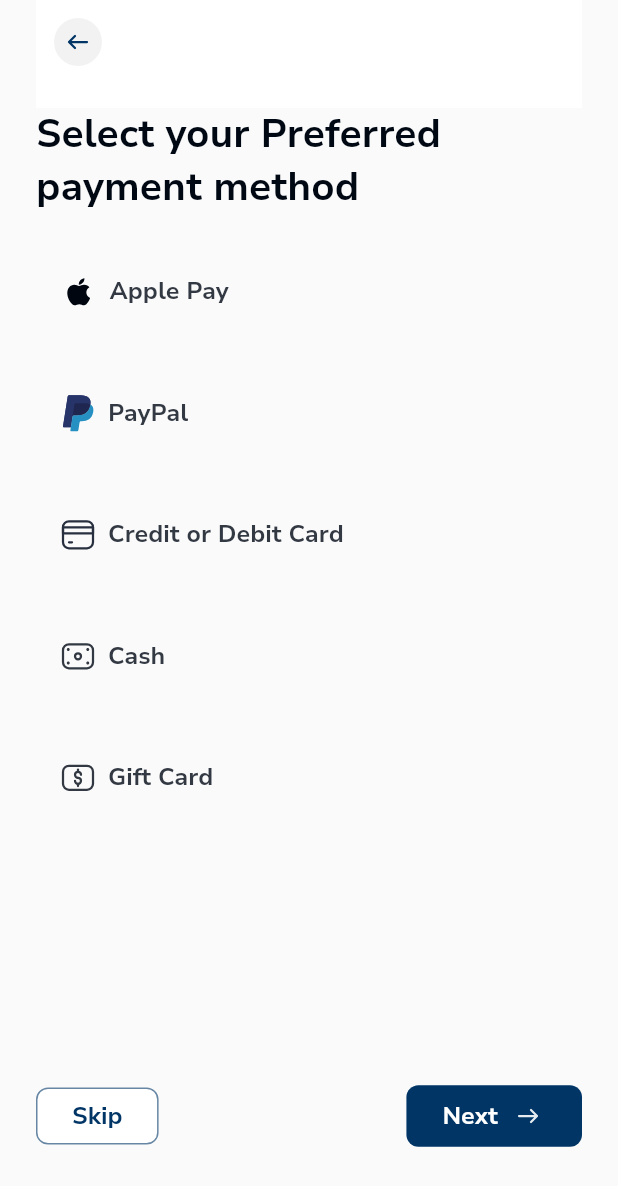
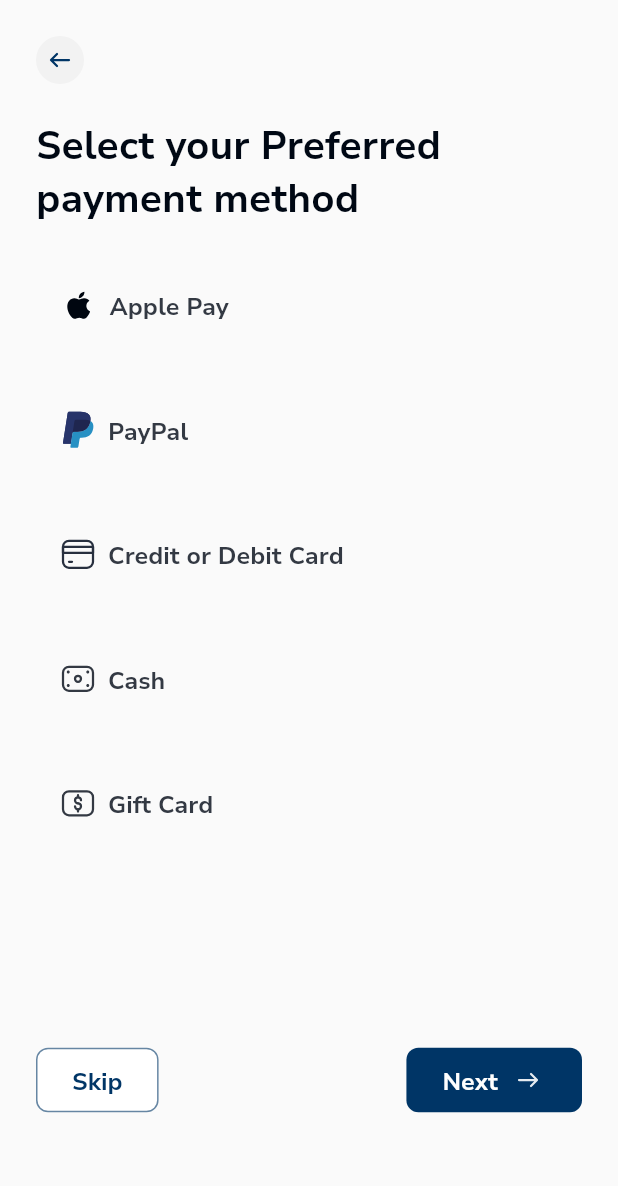
Before and after one commit to vasukushwah/rentz-app, a Flutter app: the SetPaymentScreen screen opened directly, on a phone screen of 412 x 824 dp. Shown: the top 1186 px of the screen. Run offline on Flutter 3.47's test engine with Material 2 defaults, Android fonts, the phone set to English and light mode, and no system bars; our stand-ins replace flutter_svg.

Commit message:
- setpayment screen changes

```diff
--- a/lib/common/widgets/custom_button_widget.dart
+++ b/lib/common/widgets/custom_button_widget.dart
@@ -1,5 +1,6 @@
 import 'package:flutter/material.dart';
 import 'package:flutter_svg/flutter_svg.dart';
+import 'package:rentz/constants/global_constants.dart';
 
 enum IconPosition {
   beforeText,
@@ -72,10 +73,10 @@ class CustomButtonWidget extends StatelessWidget {
               text!,
               style: textStyle ??
                   TextStyle(
-                    fontSize: 16,
-                    color: textColor ?? Colors.white,
-                    fontWeight: FontWeight.w700,
-                  ),
+                      fontSize: 16,
+                      color: textColor ?? Colors.white,
+                      fontWeight: FontWeight.w700,
+                      height: GlobalConstants.textHeight),
             ),
           if (text != null &&
               hasIcon() &&
@@ -103,6 +104,7 @@ class CustomButtonWidget extends StatelessWidget {
         svgIconPath!,
         width: iconSize,
         height: iconSize,
+        alignment: Alignment.center,
       );
     } else {
       return Container();
--- a/lib/constants/global_constants.dart
+++ b/lib/constants/global_constants.dart
@@ -5,6 +5,7 @@ class GlobalConstants {
   static const secondaryColor = Color.fromRGBO(0, 53, 102, 1);
   static const blackKnight600 = Color.fromRGBO(153, 156, 161, 1);
   static const blackKnight300 = Color.fromRGBO(242, 242, 242, 1);
+  static const blackKnight400 = Color.fromRGBO(230, 230, 232, 1);
   static const blackKnight200 = Color.fromRGBO(250, 250, 250, 1);
 
   static const blackKnight900 = Color.fromRGBO(0, 8, 20, 1);
@@ -13,6 +14,8 @@ class GlobalConstants {
 
   static const prussianBlue400 = Color.fromRGBO(102, 134, 163, 1);
 
+  static const textHeight = 23.8 / 14.0;
+
   //icons dir path
   static const iconsDirPath = "assets/images/icons";
 }
--- a/lib/feature/onboarding/screens/onboarding_screen.dart
+++ b/lib/feature/onboarding/screens/onboarding_screen.dart
@@ -43,7 +43,7 @@ class OnBoardingScreen extends StatelessWidget {
                           fontSize: 16,
                           fontWeight: FontWeight.w700,
                         ),
-                        padding: const EdgeInsets.symmetric(vertical: 8),
+                        padding: const EdgeInsets.symmetric(vertical: 12),
                         onTap: () {
                           // Navigator.pushReplacement(
                           //   context,
--- a/lib/feature/onboarding/widget/onboarding_widget2.dart
+++ b/lib/feature/onboarding/widget/onboarding_widget2.dart
@@ -83,6 +83,7 @@ class _OnBoardingWidget2State extends State<OnBoardingWidget2> {
                 style: TextStyle(
                   fontSize: 20,
                   fontWeight: FontWeight.w700,
+                  height: GlobalConstants.textHeight,
                 ),
               ),
               const SizedBox(
@@ -110,6 +111,7 @@ class _OnBoardingWidget2State extends State<OnBoardingWidget2> {
                 "I didn't receive a code (0:52)",
                 style: TextStyle(
                     fontSize: 16,
+                    height: GlobalConstants.textHeight,
                     fontWeight: FontWeight.w400,
                     color: GlobalConstants.blackKnight700),
               )
--- a/lib/feature/setPayment/screens/set_payment_screen.dart
+++ b/lib/feature/setPayment/screens/set_payment_screen.dart
@@ -2,7 +2,6 @@ import 'package:flutter/material.dart';
 import 'package:flutter_svg/svg.dart';
 import 'package:rentz/common/widgets/custom_button_widget.dart';
 import 'package:rentz/constants/global_constants.dart';
-import 'package:rentz/feature/onboarding/widget/back_next_buttons_row.dart';
 import 'package:rentz/feature/setPayment/widgets/skip_next_buttons_row.dart';
 
 class SetPaymentScreen extends StatelessWidget {
@@ -28,60 +27,53 @@ class SetPaymentScreen extends StatelessWidget {
       'svgIconPath': '${GlobalConstants.iconsDirPath}/finance-and-payment.svg',
     },
   ];
-  const SetPaymentScreen({super.key});
+
+  const SetPaymentScreen({Key? key}) : super(key: key);
+
   @override
   Widget build(BuildContext context) {
     return Scaffold(
-      appBar: PreferredSize(
-        preferredSize: const Size.fromHeight(72),
+      body: SafeArea(
         child: Padding(
-          padding: const EdgeInsets.symmetric(
-              horizontal: 24), // Add overall left padding here
-          child: AppBar(
-            flexibleSpace: Container(
-              color: Colors.white,
+          padding: const EdgeInsets.symmetric(horizontal: 24, vertical: 24),
+          child: Column(
+            children: [
+              Row(
+                children: [
+                  GestureDetector(
+                    onTap: () {
+                      // Add your button tap action here
+                    },
+                    child: Container(
+                      height: 32,
+                      width: 32,
+                      decoration: const BoxDecoration(
+                          borderRadius: BorderRadius.all(Radius.circular(50)),
+                          color: GlobalConstants.blackKnight300),
+                      padding: const EdgeInsets.all(4),
+                      child: SvgPicture.asset(
+                          '${GlobalConstants.iconsDirPath}/rounded-left-arrow.svg'),
                     ),
-            leading: Row(
-              mainAxisAlignment: MainAxisAlignment.center,
-              crossAxisAlignment: CrossAxisAlignment.stretch,
-              children: [
-                IconButton(
-                  icon: Container(
-                    padding: const EdgeInsets.all(4),
-                    decoration: BoxDecoration(
-                      borderRadius: BorderRadius.circular(50),
-                      color: GlobalConstants.blackKnight300,
-                    ),
-                    child: SvgPicture.asset(
-                      '${GlobalConstants.iconsDirPath}/rounded-left-arrow.svg',
-                    ),
-                  ),
-                  onPressed: () {},
                   ),
                 ],
               ),
-            elevation: 0.0,
+              const SizedBox(
+                height: 24,
               ),
-        ),
-      ),
-      body: Padding(
-        padding: const EdgeInsets.symmetric(horizontal: 24),
-        child: Column(
-          children: [
-            Column(
-              children: [
               const Text(
                 "Select your Preferred payment method",
                 style: TextStyle(
                   fontSize: 26,
                   fontWeight: FontWeight.w600,
-                      color: GlobalConstants.blackKnight900),
+                  color: GlobalConstants.blackKnight900,
+                ),
               ),
               const SizedBox(
                 height: 24,
               ),
-                // payment buttons
-                Column(
+              Expanded(
+                child: SingleChildScrollView(
+                  child: Column(
                     children: _paymentMethodButtonList.map((buttonData) {
                       String text = buttonData['text'];
                       String svgIconPath = buttonData['svgIconPath'];
@@ -105,14 +97,20 @@ class SetPaymentScreen extends StatelessWidget {
                       );
                     }).toList(),
                   ),
+                ),
+              ),
+              const SizedBox(
+                height: 24,
+              ),
+              SkipNextButtonsRow(
+                onBackButtonPressed: () {},
+                onNextButtonPressed: () {},
+              ),
+              const SizedBox(
+                height: 56,
+              ),
             ],
           ),
-            SkipNextButtonsRow(
-                onBackButtonPressed: () {}, onNextButtonPressed: () {}),
-            const SizedBox(
-              height: 56,
-            )
-          ],
         ),
       ),
     );
--- a/lib/feature/setPayment/widgets/skip_next_buttons_row.dart
+++ b/lib/feature/setPayment/widgets/skip_next_buttons_row.dart
@@ -14,8 +14,7 @@ class SkipNextButtonsRow extends StatelessWidget {
 
   @override
   Widget build(BuildContext context) {
-    return Expanded(
-      child: Column(
+    return Column(
       mainAxisAlignment: MainAxisAlignment.end,
       children: [
         Row(
@@ -28,8 +27,7 @@ class SkipNextButtonsRow extends StatelessWidget {
               buttonColor: Colors.white,
               borderColor: GlobalConstants.prussianBlue400,
               borderWidth: 1,
-                padding:
-                    const EdgeInsets.symmetric(vertical: 8, horizontal: 24),
+              padding: const EdgeInsets.symmetric(vertical: 8, horizontal: 24),
             ),
             CustomButtonWidget(
               text: "Next",
@@ -37,13 +35,11 @@ class SkipNextButtonsRow extends StatelessWidget {
               iconPosition: IconPosition.afterText,
               svgIconPath:
                   '${GlobalConstants.iconsDirPath}/huge-arrow-right-outline.svg',
-                padding:
-                    const EdgeInsets.symmetric(vertical: 8, horizontal: 24),
+              padding: const EdgeInsets.symmetric(vertical: 8, horizontal: 24),
             )
           ],
         ),
       ],
-      ),
     );
   }
 }
```
Also changed, not shown: lib/feature/onboarding/widget/dashed_line_devider.dart (added, +34 -0 lines), lib/feature/onboarding/widget/onboarding_widget1.dart (+6 -2 lines), lib/feature/onboarding/widget/onboarding_widget4.dart (+8 -1 lines). Lines whose indentation alone changed are shown as unchanged.
